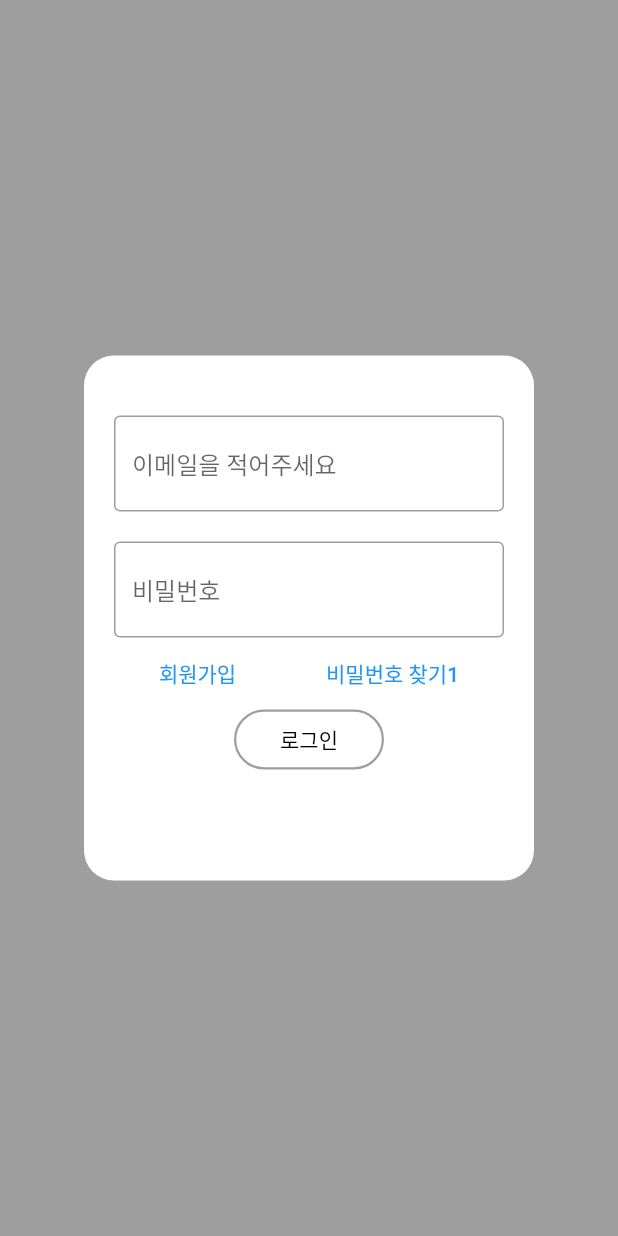
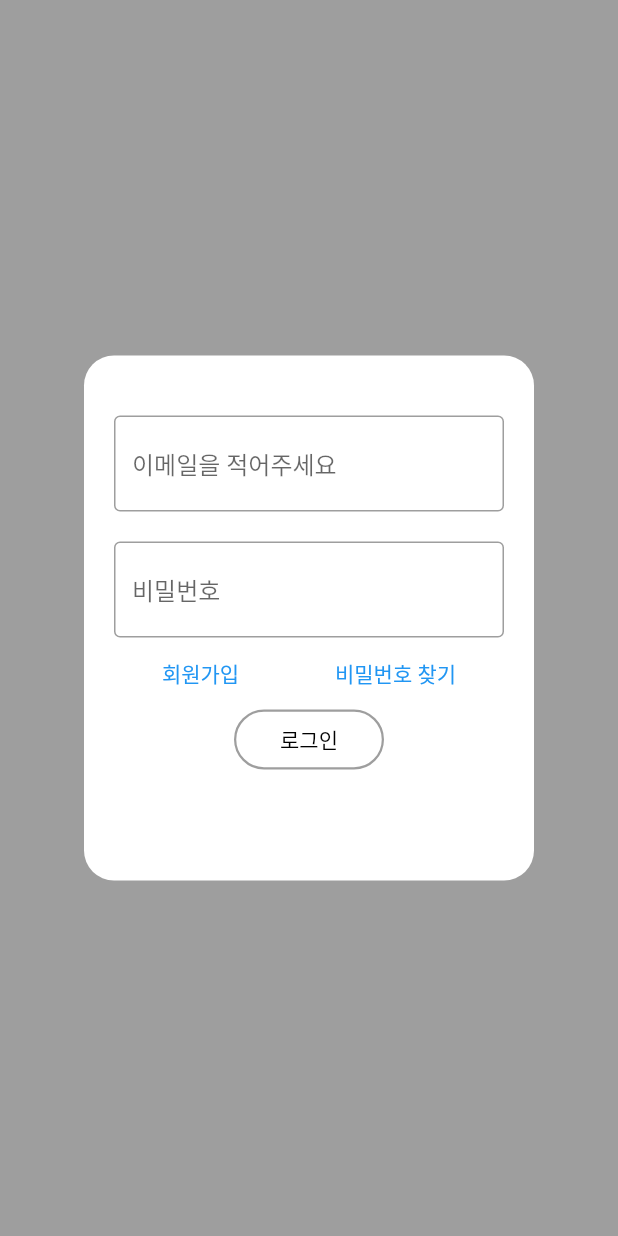
Before and after one commit to hhs0579/onsae, a Flutter app: the screen it shows after launch, on a phone screen of 412 x 824 dp. Run offline on Flutter 3.47's test engine with Material 2 defaults, Android fonts, the light colour scheme and no system bars; our stand-ins replace get.

Commit message:
Update login_page.dart

```diff
--- a/onsaemiro/lib/screens/starting_pages/login_page.dart
+++ b/onsaemiro/lib/screens/starting_pages/login_page.dart
@@ -58,7 +58,7 @@ class loginpage extends StatelessWidget {
                                 onPressed: () {
                                   Get.to(findPassword());
                                 },
-                                child: Text('비밀번호 찾기1')),
+                                child: Text('비밀번호 찾기')),
                           ],
                         ),
                         Container(
```
